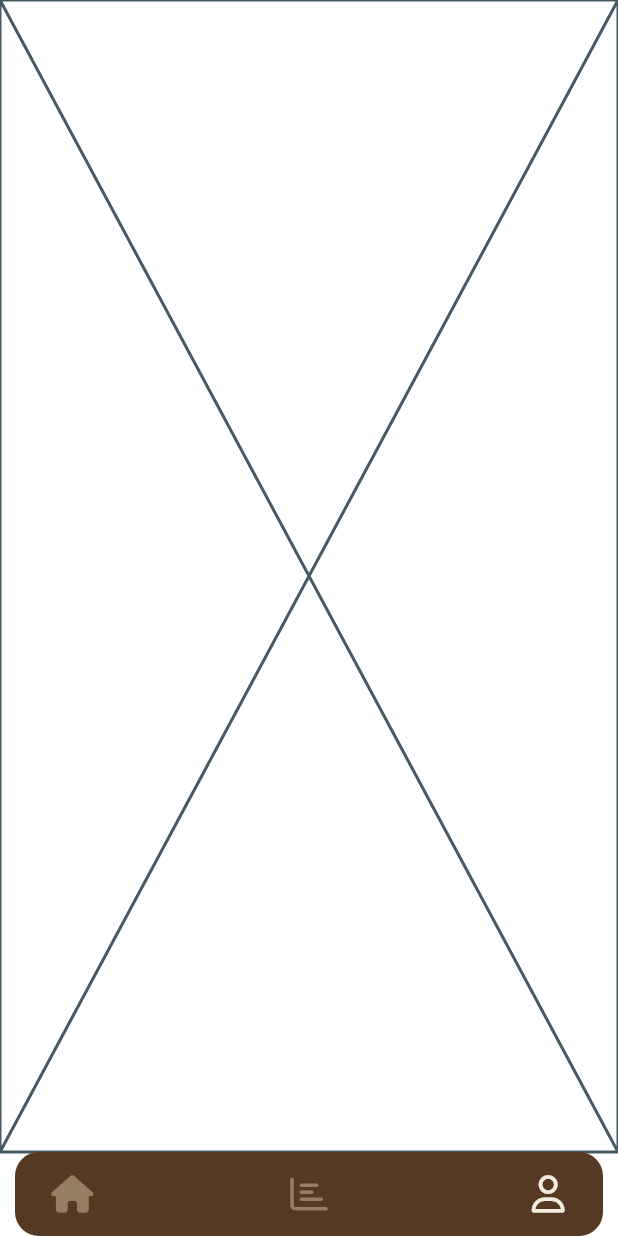
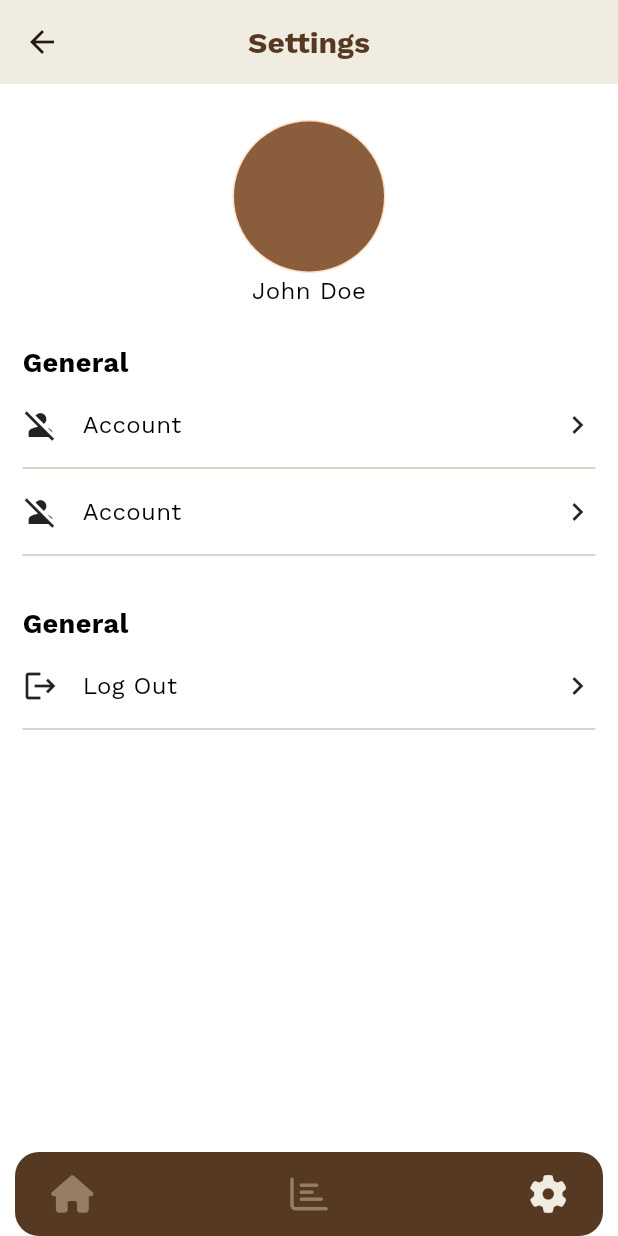
Before and after one commit to Benjee369/endol, a Flutter app: the HomeNavigation screen opened directly, item 3 of the bottom bar chosen, on a phone screen of 412 x 824 dp. Run offline on Flutter 3.47's test engine with Material 3 defaults, Android fonts, the phone set to English and light mode, and no system bars; drawn by our look-alikes of dot_navigation_bar; our stand-ins replace cloud_firestore, dropdown_button2, extended_image, firebase_auth, firebase_core, firebase_storage and 3 more; accounts and stored records are empty; network calls fail.

Commit message:
implemented the remember me functionality, added the UI for settings screen, implemented the logout button, changed the appbar look

```diff
--- a/lib/app_navigation/home_navigation.dart
+++ b/lib/app_navigation/home_navigation.dart
@@ -1,6 +1,6 @@
 import 'package:endol/providers/current_index_provider.dart';
 import 'package:endol/screens/chart/chart_screen.dart';
-import 'package:endol/screens/profile/profile_screen.dart';
+import 'package:endol/screens/profile/settings_screen.dart';
 import 'package:flutter/material.dart';
 import 'package:dot_navigation_bar/dot_navigation_bar.dart';
 import 'package:font_awesome_flutter/font_awesome_flutter.dart';
@@ -19,7 +19,7 @@ class _HomeNavigationState extends State<HomeNavigation> {
   final List<Widget> _pages = [
     const HomeScreen(),
     const ChartScreen(),
-    const ProfileScreen()
+    const SettingsScreen()
   ];
 
   void _onTap(int index, CurrentIndexProvider currentIndexProvider) {
@@ -59,7 +59,7 @@ class _HomeNavigationState extends State<HomeNavigation> {
           ),
           DotNavigationBarItem(
             icon: const Icon(
-              FontAwesomeIcons.user,
+              FontAwesomeIcons.gear,
               size: 25,
             ),
           ),
--- a/lib/screens/auth/create_account_screen.dart
+++ b/lib/screens/auth/create_account_screen.dart
@@ -1,3 +1,5 @@
+import 'dart:developer';
+
 import 'package:extended_image/extended_image.dart';
 import 'package:firebase_auth/firebase_auth.dart';
 import 'package:flutter/material.dart';
@@ -5,12 +7,11 @@ import 'package:endol/constants/app_colors.dart';
 import 'package:endol/common/text_field_custom.dart';
 import 'package:endol/common/button_primary.dart';
 import '../../../app_navigation/navigation.dart';
+import '../../common/dialogs.dart';
 import 'login_screen.dart';
 import 'services/firebase_auth_services.dart';
 import '../../../constants/app_sizes.dart';
 import '../../../constants/strings.dart';
-
-//ignore_for_file:avoid_print
 
 class CreateAccountScreen extends StatefulWidget {
   const CreateAccountScreen({super.key});
@@ -34,13 +35,13 @@ class _CreateAccountScreenState extends State<CreateAccountScreen> {
   }
 
   void _signUp() async {
+    try {
       String email = emailController.text.trim();
       String password = passwordController.text.trim();
 
       User? user = await _auth.signUpWithEmailAndPassword(email, password);
 
       if (user != null) {
-      print('Success');
         if (mounted) {
           Navigation.navigateTo(
             context,
@@ -48,7 +49,15 @@ class _CreateAccountScreenState extends State<CreateAccountScreen> {
           );
         }
       } else {
-      print('error');
+        log('error');
+      }
+    } catch (e) {
+      log('$e');
+      if (mounted) {
+        Dialogs.dialogInform(context, '$e', () {
+          Navigator.pop(context);
+        }, Strings.ok);
+      }
     }
   }
 
--- a/lib/screens/home/widgets/add_expense_text_field.dart
+++ b/lib/screens/home/widgets/add_expense_text_field.dart
@@ -1,7 +1,6 @@
 import 'package:endol/common/text_widget.dart';
 import 'package:endol/constants/app_colors.dart';
 import 'package:endol/constants/app_sizes.dart';
-import 'package:endol/constants/fonts.dart';
 import 'package:flutter/material.dart';
 
 class AddExpenseTextField extends StatelessWidget {
--- a/lib/screens/home/widgets/bottomsheet.dart
+++ b/lib/screens/home/widgets/bottomsheet.dart
@@ -1,3 +1,5 @@
+import 'dart:developer';
+
 import 'package:cloud_firestore/cloud_firestore.dart';
 import 'package:dropdown_button2/dropdown_button2.dart';
 import 'package:endol/common/text_widget.dart';
@@ -60,7 +62,7 @@ class _ModalFitState extends State<ModalFit> {
         });
       }
     } catch (e) {
-      print('$e');
+      log('$e');
     }
   }
 
--- a/lib/screens/profile/profile_screen.dart
+++ /dev/null
@@ -1,15 +0,0 @@
-import 'package:flutter/material.dart';
-
-class ProfileScreen extends StatefulWidget {
-  const ProfileScreen({super.key});
-
-  @override
-  State<ProfileScreen> createState() => _ProfileScreenState();
-}
-
-class _ProfileScreenState extends State<ProfileScreen> {
-  @override
-  Widget build(BuildContext context) {
-    return const Placeholder();
-  }
-}
--- /dev/null
+++ b/lib/screens/profile/settings_screen.dart
@@ -0,0 +1,118 @@
+import 'package:endol/app_navigation/navigation.dart';
+import 'package:endol/common/text_widget.dart';
+import 'package:endol/constants/app_colors.dart';
+import 'package:endol/constants/app_sizes.dart';
+import 'package:endol/screens/auth/login_screen.dart';
+import 'package:endol/screens/profile/widget/settings_tab_widget.dart';
+import 'package:firebase_auth/firebase_auth.dart';
+import 'package:flutter/material.dart';
+
+class SettingsScreen extends StatefulWidget {
+  const SettingsScreen({super.key});
+
+  @override
+  State<SettingsScreen> createState() => _SettingsScreenState();
+}
+
+class _SettingsScreenState extends State<SettingsScreen> {
+  bool isLoading = false;
+
+  Future<void> _signOut() async {
+    if (mounted) {
+      isLoading = true;
+    }
+    try {
+      await FirebaseAuth.instance.signOut();
+      if (mounted) {
+        Navigation.navigateAndReplace(
+          context,
+          const LoginScreen(),
+        );
+      }
+      if (mounted) {
+        isLoading = false;
+      }
+    } catch (e) {
+      if (mounted) {
+        isLoading = false;
+      }
+      if (mounted) {
+        ScaffoldMessenger.of(context).showSnackBar(
+          SnackBar(
+            content: TextWidget(text: '$e'),
+          ),
+        );
+      }
+    }
+  }
+
+  @override
+  Widget build(BuildContext context) {
+    return Scaffold(
+      appBar: AppBar(
+        backgroundColor: AppColors.cream,
+        centerTitle: true,
+        title: const TextWidget(
+          text: 'Settings',
+          color: AppColors.thatBrown,
+          fontWeight: FontWeight.bold,
+          size: 20,
+        ),
+      ),
+      body: Padding(
+        padding: const EdgeInsets.symmetric(horizontal: 15.0),
+        child: SafeArea(
+          child: Column(
+            children: [
+              gapH24,
+              const CircleAvatar(
+                radius: 51,
+                child: CircleAvatar(
+                  radius: 50,
+                  backgroundColor: AppColors.lightBrown,
+                ),
+              ),
+              const TextWidget(text: 'John Doe'),
+              gapH24,
+              const Align(
+                alignment: Alignment.topLeft,
+                child: TextWidget(
+                  text: 'General',
+                  size: 18,
+                  fontWeight: FontWeight.bold,
+                ),
+              ),
+              gapH16,
+              SettingsTabWidget(
+                tabIcon: Icons.person_off,
+                tabText: 'Account',
+                function: () {},
+              ),
+              gapH16,
+              SettingsTabWidget(
+                tabIcon: Icons.person_off,
+                tabText: 'Account',
+                function: () {},
+              ),
+              gapH32,
+              const Align(
+                alignment: Alignment.topLeft,
+                child: TextWidget(
+                  text: 'General',
+                  size: 18,
+                  fontWeight: FontWeight.bold,
+                ),
+              ),
+              gapH16,
+              SettingsTabWidget(
+                tabIcon: Icons.logout,
+                tabText: 'Log Out',
+                function: _signOut,
+              ),
+            ],
+          ),
+        ),
+      ),
+    );
+  }
+}
--- /dev/null
+++ b/lib/screens/profile/widget/settings_tab_widget.dart
@@ -0,0 +1,41 @@
+import 'package:flutter/material.dart';
+
+import '../../../common/text_widget.dart';
+import '../../../constants/app_sizes.dart';
+
+class SettingsTabWidget extends StatelessWidget {
+  final IconData tabIcon;
+  final String tabText;
+  final VoidCallback function;
+
+  const SettingsTabWidget({
+    super.key,
+    required this.tabIcon,
+    required this.tabText,
+    required this.function,
+  });
+
+  @override
+  Widget build(BuildContext context) {
+    return GestureDetector(
+      onTap: function,
+      child: Column(
+        children: [
+          Row(
+            children: [
+              Icon(tabIcon),
+              gapW16,
+              TextWidget(text: tabText),
+              const Spacer(),
+              const Icon(Icons.chevron_right_outlined),
+            ],
+          ),
+          gapH16,
+          const Divider(
+            height: 2,
+          ),
+        ],
+      ),
+    );
+  }
+}
```
Also changed, not shown: lib/constants/strings.dart (+9 -0 lines), lib/screens/auth/login_screen.dart (+17 -11 lines), lib/screens/auth/services/firebase_auth_services.dart (+10 -16 lines), lib/screens/chart/chart_screen.dart (+9 -6 lines), lib/screens/home/screens/home_screen.dart (+15 -19 lines), lib/screens/splash/splash_screen.dart (+24 -5 lines). Lines whose indentation alone changed are shown as unchanged.
